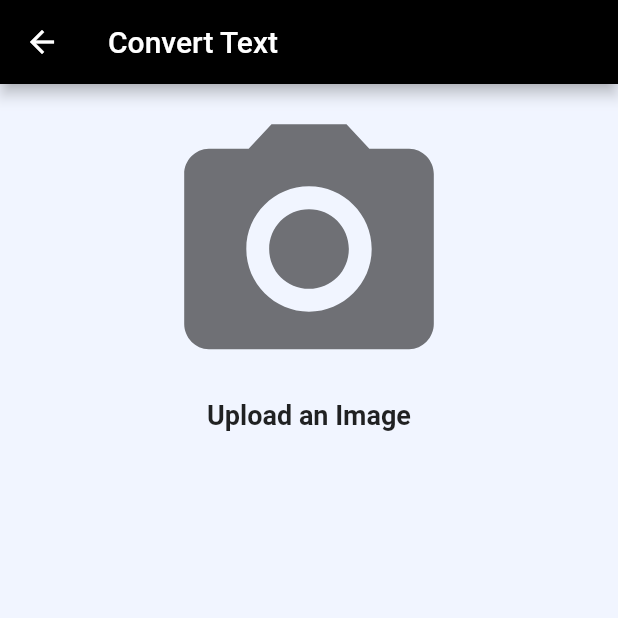
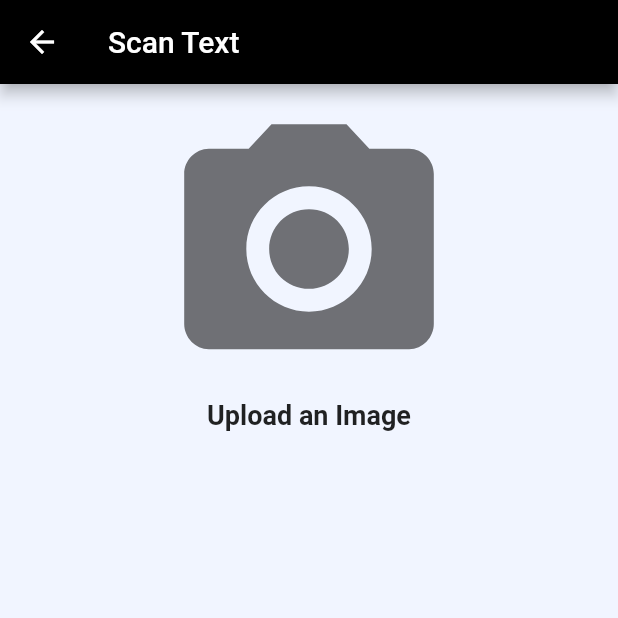
Before and after one commit to prince-cloud/hwrs_app, a Flutter app: the ConvertText screen opened directly, on a phone screen of 412 x 824 dp, the top half of it. Run offline on Flutter 3.47's test engine with Material 2 defaults, Android fonts, the light colour scheme and no system bars; our stand-ins replace image_picker.

Commit message:
working on translation text

```diff
--- a/lib/screens/scan_text.dart
+++ b/lib/screens/scan_text.dart
@@ -15,8 +15,11 @@ class ConvertText extends StatefulWidget {
 class _ConvertTextState extends State<ConvertText> {
   XFile? imageXFile;
   final ImagePicker _picker = ImagePicker();
+  TextEditingController docText = TextEditingController();
   String error = "";
-  String docText = "";
+  //String docText = "";
+  bool isLoading = false;
+
   selectImage() {
     return showDialog(
       context: context,
@@ -81,7 +84,6 @@ class _ConvertTextState extends State<ConvertText> {
   @override
   void initState() {
     super.initState();
-    //selectImage();
   }
 
   @override
@@ -92,7 +94,7 @@ class _ConvertTextState extends State<ConvertText> {
         backgroundColor: appBarColor,
         //leading: const Text(""),
         title: const Text(
-          "Convert Text",
+          "Scan Text",
           style: TextStyle(
             color: Colors.white,
           ),
@@ -141,42 +143,100 @@ class _ConvertTextState extends State<ConvertText> {
                         ),
                       ),
                     ),
-                    Form(
-                      child: Column(
-                        children: [
-                          const SizedBox(
-                            height: 15,
+                  ],
                 ),
-                          SizedBox(
-                            width: MediaQuery.of(context).size.width * 0.7,
-                            height: 50,
+          if (imageXFile != null)
+            Container(
+              height: 100,
+              padding: const EdgeInsets.all(20),
               child: ElevatedButton(
                 onPressed: () async {
+                  if (isLoading) {
+                    return;
+                  }
+                  setState(
+                    () {
+                      isLoading = true;
+                    },
+                  );
                   if (imageXFile == null) {
-                                  return null;
+                    return;
                   } else {
-                                  print("calling upload file");
                     final Map response = await upload_file(
-                                      imageXFile!.path.toString());
-                                  print(response);
-                                  setState(() {
-                                    docText = response['docText'] as String;
-                                  });
+                      imageXFile!.path.toString(),
+                    );
+                    setState(
+                      () {
+                        docText.text = response['docText'];
+                        isLoading = false;
+                      },
+                    );
                   }
+                  setState(
+                    () {},
+                  );
                 },
-                              child: const Text("Scan"),
+                style: ButtonStyle(
+                  backgroundColor: MaterialStateProperty.all(Colors.black),
+                ),
+                child: isLoading
+                    ? const CircularProgressIndicator()
+                    : const Text("Scan"),
               ),
             ),
-                        ],
+          if (docText.text.isNotEmpty)
+            Card(
+              elevation: 7,
+              child: TextFormInput(
+                child: TextFormField(
+                  controller: docText,
+                  minLines: 2,
+                  maxLines: 10,
+                  keyboardType: TextInputType.multiline,
+                  decoration: const InputDecoration(
+                    label: Padding(
+                      padding: EdgeInsets.only(bottom: 20),
+                      child: Text(
+                        "Scanned Text",
+                        style: TextStyle(
+                          color: Colors.orange,
                         ),
                       ),
-                    Container(
-                      child: Text("your text\n" + docText),
                     ),
-                  ],
-                )
+                    border: InputBorder.none,
+                  ),
+                ),
+              ),
+            ),
         ],
       ),
     );
   }
 }
+
+class TextFormInput extends StatelessWidget {
+  final Widget child;
+
+  const TextFormInput({
+    Key? key,
+    required this.child,
+  }) : super(key: key);
+
+  @override
+  Widget build(BuildContext context) {
+    Size size = MediaQuery.of(context).size;
+
+    return Container(
+      margin: const EdgeInsets.symmetric(vertical: 10),
+      padding: const EdgeInsets.symmetric(
+        horizontal: 10,
+      ),
+      width: size.width * 0.9,
+      decoration: const BoxDecoration(
+        color: Colors.white,
+        //borderRadius: BorderRadius.circular(29),
+      ),
+      child: child,
+    );
+  }
+}
```
Also changed, not shown: lib/screens/translate_text.dart (+9 -17 lines), lib/services/service.dart (+9 -19 lines). Lines whose indentation alone changed are shown as unchanged.
